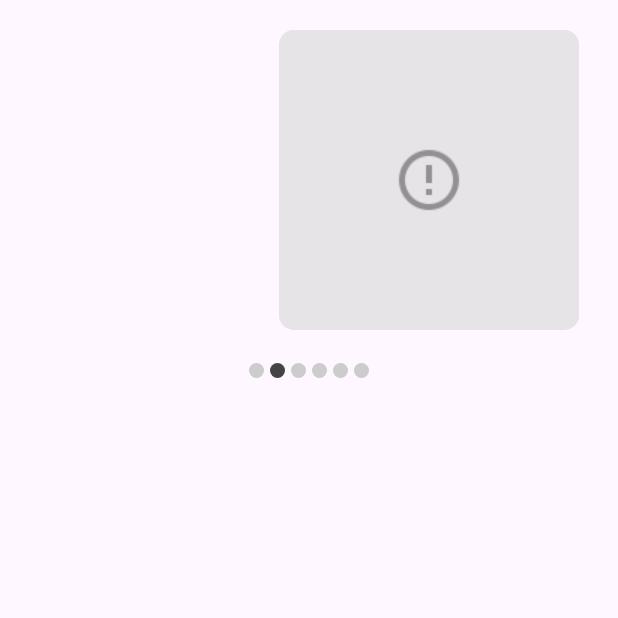
After one commit to ducnm29/UpToU, an Android app built with Jetpack Compose: the composable ImageCarousel shown on its own in the app's theme, on a phone screen of 412 x 824 dp, the top half of it. The commit adds this screen. Run offline under Robolectric (Android 15) with nearby library versions, the phone set to English and light mode, and no system bars; pictures from the network do not load.

Commit message:
Add image carousel

```diff
--- a/app/build.gradle
+++ b/app/build.gradle
@@ -81,4 +81,7 @@ dependencies {
     androidTestImplementation "androidx.compose.ui:ui-test-junit4:$compose_ui_version"
     debugImplementation "androidx.compose.ui:ui-tooling:$compose_ui_version"
     debugImplementation "androidx.compose.ui:ui-test-manifest:$compose_ui_version"
+    // Coil
+    implementation("io.coil-kt:coil-compose:2.4.0")
+    implementation "androidx.compose.ui:ui-util:$compose_ui_version"
 }
--- a/app/src/main/AndroidManifest.xml
+++ b/app/src/main/AndroidManifest.xml
@@ -1,6 +1,7 @@
 <?xml version="1.0" encoding="utf-8"?>
 <manifest xmlns:android="http://schemas.android.com/apk/res/android"
     xmlns:tools="http://schemas.android.com/tools">
+    <uses-permission android:name="android.permission.INTERNET"/>
     <application
         android:allowBackup="true"
         android:dataExtractionRules="@xml/data_extraction_rules"
--- /dev/null
+++ b/app/src/main/java/com/uptou/ui/component/ImageCarousel.kt
@@ -0,0 +1,116 @@
+package com.uptou.ui.component
+
+import android.graphics.drawable.PaintDrawable
+import androidx.compose.foundation.ExperimentalFoundationApi
+import androidx.compose.foundation.background
+import androidx.compose.foundation.clickable
+import androidx.compose.foundation.layout.*
+import androidx.compose.foundation.pager.HorizontalPager
+import androidx.compose.foundation.pager.rememberPagerState
+import androidx.compose.foundation.shape.CircleShape
+import androidx.compose.foundation.shape.RoundedCornerShape
+import androidx.compose.material3.Card
+import androidx.compose.material3.Text
+import androidx.compose.runtime.Composable
+import androidx.compose.runtime.LaunchedEffect
+import androidx.compose.runtime.rememberCoroutineScope
+import androidx.compose.ui.Alignment
+import androidx.compose.ui.Modifier
+import androidx.compose.ui.draw.clip
+import androidx.compose.ui.graphics.Color
+import androidx.compose.ui.graphics.graphicsLayer
+import androidx.compose.ui.platform.LocalContext
+import androidx.compose.ui.res.painterResource
+import androidx.compose.ui.unit.dp
+import androidx.compose.ui.util.lerp
+import coil.compose.AsyncImage
+import coil.request.ImageRequest
+import coil.size.Scale
+import com.uptou.R
+import kotlinx.coroutines.delay
+import kotlinx.coroutines.launch
+import kotlin.math.absoluteValue
+
+@OptIn(ExperimentalFoundationApi::class)
+@Composable
+fun ImageCarousel() {
+    val listImages = listOf(
+        "https://picsum.photos/id/237/1600/1000",
+        "https://picsum.photos/id/238/1600/1000",
+        "https://picsum.photos/id/239/1600/1000",
+        "https://picsum.photos/id/240/1600/1000",
+        "https://picsum.photos/id/241/1600/1000",
+        "https://picsum.photos/id/242/1600/1000",
+    )
+    val pagerState = rememberPagerState(initialPage = 0)
+    val scope = rememberCoroutineScope()
+    Column(
+        modifier = Modifier.fillMaxWidth()
+    ){
+        HorizontalPager(
+            contentPadding = PaddingValues(20.dp),
+            state = pagerState,
+            pageCount = listImages.size,
+            pageSpacing = 20.dp
+        ){page ->
+            Card(
+                shape = RoundedCornerShape(10.dp),
+                modifier = Modifier
+                    .graphicsLayer {
+                        val pageOffset = (
+                                (pagerState.currentPage - page) + pagerState
+                                    .currentPageOffsetFraction
+                                ).absoluteValue
+
+                        // We animate the alpha, between 50% and 100%
+                        alpha = lerp(
+                            start = 0.5f,
+                            stop = 1f,
+                            fraction = 1f - pageOffset.coerceIn(0f, 1f)
+                        )
+                    }
+            ) {
+                AsyncImage(
+                    model = ImageRequest.Builder(LocalContext.current)
+                        .data(listImages[page])
+                        .crossfade(true)
+                        .scale(Scale.FILL)
+                        .build(),
+                    contentDescription = null,
+                    placeholder = painterResource(id = R.drawable.error_image),
+                    error = painterResource(id = R.drawable.error_image),
+                )
+            }
+        }
+        Row(
+            Modifier
+                .height(15.dp)
+                .fillMaxWidth(),
+            horizontalArrangement = Arrangement.Center
+        ) {
+            repeat(listImages.size) { index ->
+                val color = if (pagerState.currentPage == index) Color.DarkGray else Color.LightGray
+                Box(
+                    modifier = Modifier
+                        .padding(2.dp)
+                        .clip(CircleShape)
+                        .background(color)
+                        .size(10.dp)
+                        .clickable {
+                            scope.launch {
+                                pagerState.animateScrollToPage(index)
+                            }
+                        }
+                )
+            }
+        }
+        LaunchedEffect(pagerState.currentPage){
+            delay(1000) // wait for 3 seconds.
+            // increasing the position and check the limit
+            var newPosition = pagerState.currentPage + 1
+            if (newPosition > listImages.lastIndex) newPosition = 0
+            // scrolling to the new position.
+            pagerState.animateScrollToPage(newPosition)
+        }
+    }
+}
--- a/app/src/main/java/com/uptou/ui/home/HomeUI.kt
+++ b/app/src/main/java/com/uptou/ui/home/HomeUI.kt
@@ -15,6 +15,7 @@ import androidx.compose.ui.unit.dp
 import androidx.navigation.NavHostController
 import com.uptou.model.Note
 import com.uptou.ui.addNote.AddNoteViewModel
+import com.uptou.ui.component.ImageCarousel
 import com.uptou.ui.component.NoteItemUI
 import com.uptou.ui.navigation.BaseScreen
 
@@ -31,8 +32,7 @@ fun HomeUI(
             .padding(start = 5.dp, end = 5.dp),
         horizontalAlignment = Alignment.CenterHorizontally
     ) {
-        Text(text = "Home")
-        Spacer(modifier = modifier.size(10.dp))
+        ImageCarousel()
         val noteList = viewModel.noteList.collectAsState().value
         LazyColumn(
             modifier = Modifier
```
Also changed, not shown: app/src/main/res/drawable/error_image.png (added).
